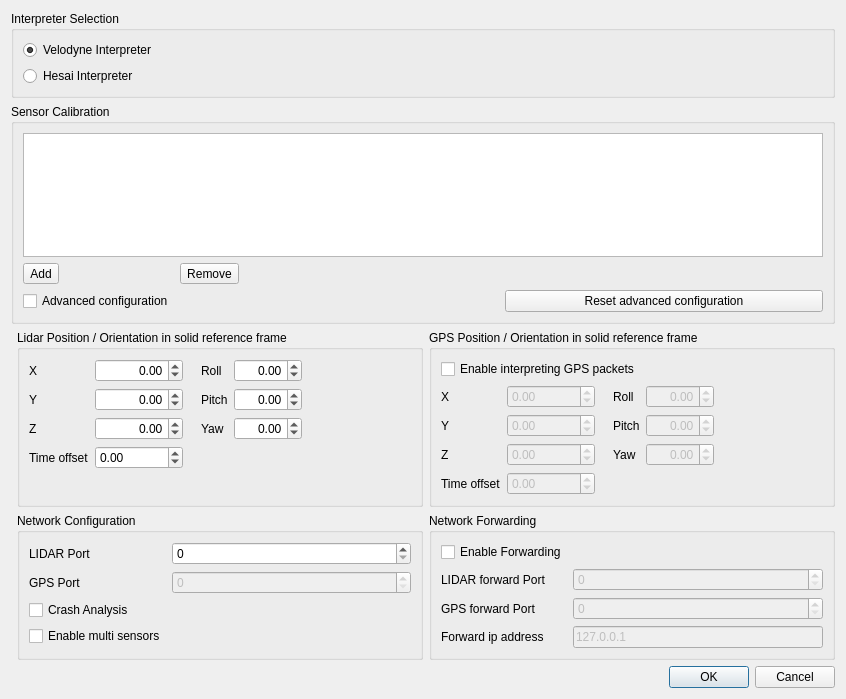
First picture: the form in Application/Ui/Widgets/vvCalibrationDialog.ui, repository Kitware/LidarView, before the edit.
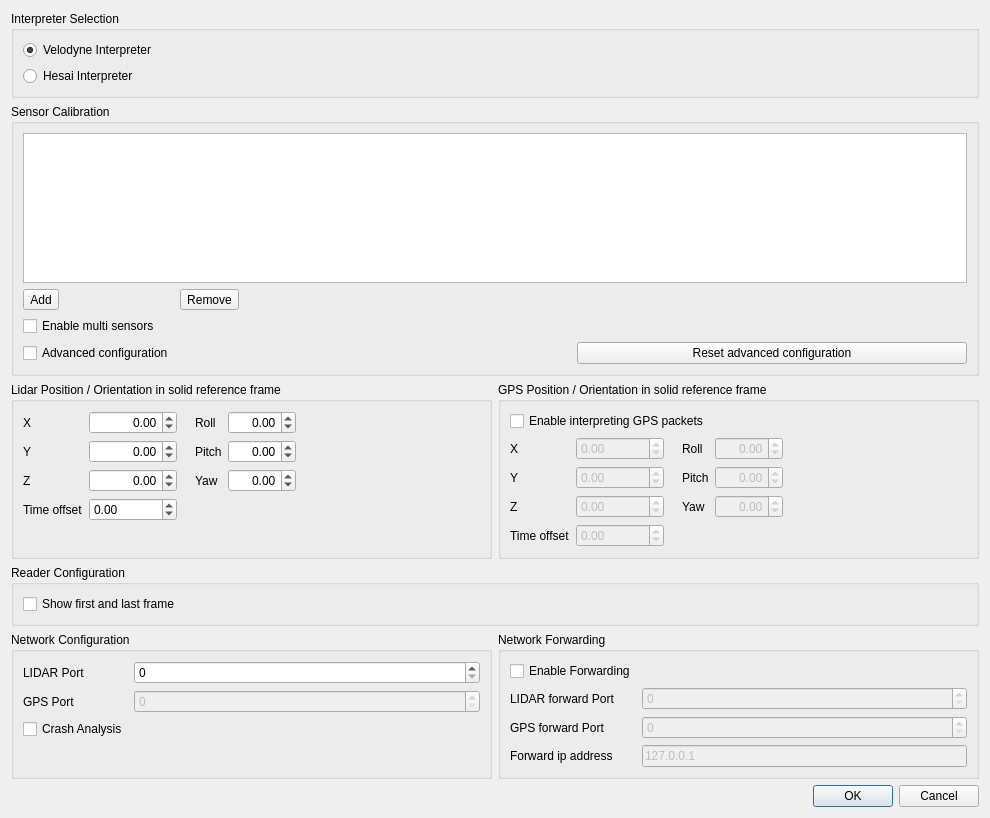
Second picture: the form after the edit. Icons and pictures are not drawn.

Commit message: [feat] Add show first and last frame option to calib dialog

The edit to the form file:
```diff
--- a/Application/Ui/Widgets/vvCalibrationDialog.ui
+++ b/Application/Ui/Widgets/vvCalibrationDialog.ui
@@ -6,15 +6,105 @@
    <rect>
     <x>0</x>
     <y>0</y>
-    <width>846</width>
-    <height>699</height>
+    <width>990</width>
+    <height>818</height>
    </rect>
   </property>
   <property name="windowTitle">
    <string>Sensor Configuration</string>
   </property>
-  <layout class="QGridLayout" name="gridLayout_2" columnstretch="0,0,0">
-   <item row="2" column="1">
+  <layout class="QGridLayout" name="gridLayout_2">
+   <item row="1" column="0" colspan="2">
+    <widget class="QGroupBox" name="CalibrationGroup">
+     <property name="title">
+      <string>Sensor Calibration</string>
+     </property>
+     <layout class="QGridLayout" name="gridLayout">
+      <item row="1" column="2">
+       <spacer name="horizontalSpacer">
+        <property name="orientation">
+         <enum>Qt::Horizontal</enum>
+        </property>
+        <property name="sizeHint" stdset="0">
+         <size>
+          <width>224</width>
+          <height>20</height>
+         </size>
+        </property>
+       </spacer>
+      </item>
+      <item row="1" column="0">
+       <widget class="QToolButton" name="AddButton">
+        <property name="text">
+         <string>Add</string>
+        </property>
+        <property name="icon">
+         <iconset theme="list-add">
+          <normaloff>.</normaloff>.</iconset>
+        </property>
+        <property name="toolButtonStyle">
+         <enum>Qt::ToolButtonTextBesideIcon</enum>
+        </property>
+       </widget>
+      </item>
+      <item row="0" column="0" colspan="3">
+       <widget class="QListWidget" name="ListWidget"/>
+      </item>
+      <item row="3" column="2">
+       <widget class="QPushButton" name="ClearSettingsPushButton">
+        <property name="toolTip">
+         <string>Reset the advanced configuration by default</string>
+        </property>
+        <property name="text">
+         <string>Reset advanced configuration</string>
+        </property>
+       </widget>
+      </item>
+      <item row="3" column="0">
+       <widget class="QCheckBox" name="AdvancedConfiguration">
+        <property name="text">
+         <string>Advanced configuration</string>
+        </property>
+       </widget>
+      </item>
+      <item row="1" column="1">
+       <widget class="QToolButton" name="RemoveButton">
+        <property name="text">
+         <string>Remove</string>
+        </property>
+        <property name="icon">
+         <iconset theme="list-remove">
+          <normaloff>.</normaloff>.</iconset>
+        </property>
+        <property name="toolButtonStyle">
+         <enum>Qt::ToolButtonTextBesideIcon</enum>
+        </property>
+       </widget>
+      </item>
+      <item row="3" column="1">
+       <spacer name="horizontalSpacer_5">
+        <property name="orientation">
+         <enum>Qt::Horizontal</enum>
+        </property>
+        <property name="sizeHint" stdset="0">
+         <size>
+          <width>220</width>
+          <height>20</height>
+         </size>
+        </property>
+       </spacer>
+      </item>
+      <item row="2" column="0">
+       <widget class="QCheckBox" name="EnableMultiSensors">
+        <property name="text">
+         <string>Enable multi sensors</string>
+        </property>
+       </widget>
+      </item>
+     </layout>
+    </widget>
+   </item>
+   <item row="2" column="0">
     <widget class="QGroupBox" name="LidarPositionOrientationGroup">
      <property name="title">
       <string>Lidar Position / Orientation in solid reference frame</string>
@@ -200,233 +290,7 @@
      </layout>
     </widget>
    </item>
-   <item row="1" column="0" colspan="3">
-    <widget class="QGroupBox" name="CalibrationGroup">
-     <property name="title">
-      <string>Sensor Calibration</string>
-     </property>
-     <layout class="QGridLayout" name="gridLayout">
-      <item row="1" column="1">
-       <widget class="QToolButton" name="RemoveButton">
-        <property name="text">
-         <string>Remove</string>
-        </property>
-        <property name="icon">
-         <iconset theme="list-remove">
-          <normaloff>.</normaloff>.</iconset>
-        </property>
-        <property name="toolButtonStyle">
-         <enum>Qt::ToolButtonTextBesideIcon</enum>
-        </property>
-       </widget>
-      </item>
-      <item row="1" column="2">
-       <spacer name="horizontalSpacer">
-        <property name="orientation">
-         <enum>Qt::Horizontal</enum>
-        </property>
-        <property name="sizeHint" stdset="0">
-         <size>
-          <width>224</width>
-          <height>20</height>
-         </size>
-        </property>
-       </spacer>
-      </item>
-      <item row="0" column="0" colspan="3">
-       <widget class="QListWidget" name="ListWidget"/>
-      </item>
-      <item row="1" column="0">
-       <widget class="QToolButton" name="AddButton">
-        <property name="text">
-         <string>Add</string>
-        </property>
-        <property name="icon">
-         <iconset theme="list-add">
-          <normaloff>.</normaloff>.</iconset>
-        </property>
-        <property name="toolButtonStyle">
-         <enum>Qt::ToolButtonTextBesideIcon</enum>
-        </property>
-       </widget>
-      </item>
-      <item row="2" column="0">
-       <widget class="QCheckBox" name="AdvancedConfiguration">
-        <property name="text">
-         <string>Advanced configuration</string>
-        </property>
-       </widget>
-      </item>
-      <item row="2" column="2">
-       <widget class="QPushButton" name="ClearSettingsPushButton">
-        <property name="toolTip">
-         <string>Reset the advanced configuration by default</string>
-        </property>
-        <property name="text">
-         <string>Reset advanced configuration</string>
-        </property>
-       </widget>
-      </item>
-      <item row="2" column="1">
-       <spacer name="horizontalSpacer_5">
-        <property name="orientation">
-         <enum>Qt::Horizontal</enum>
-        </property>
-        <property name="sizeHint" stdset="0">
-         <size>
-          <width>220</width>
-          <height>20</height>
-         </size>
-        </property>
-       </spacer>
-      </item>
-     </layout>
-    </widget>
-   </item>
-   <item row="6" column="0" colspan="3">
-    <widget class="QDialogButtonBox" name="ButtonBox">
-     <property name="orientation">
-      <enum>Qt::Horizontal</enum>
-     </property>
-     <property name="standardButtons">
-      <set>QDialogButtonBox::Cancel|QDialogButtonBox::Ok</set>
-     </property>
-    </widget>
-   </item>
-   <item row="4" column="2">
-    <widget class="QGroupBox" name="NetworkForwardingGroup">
-     <property name="title">
-      <string>Network Forwarding</string>
-     </property>
-     <layout class="QFormLayout">
-      <property name="fieldGrowthPolicy">
-       <enum>QFormLayout::AllNonFixedFieldsGrow</enum>
-      </property>
-      <item row="2" column="0">
-       <widget class="QLabel" name="GPSForwardingPortLabel">
-        <property name="text">
-         <string>GPS forward Port</string>
-        </property>
-       </widget>
-      </item>
-      <item row="2" column="1">
-       <widget class="QSpinBox" name="GPSForwardingPortSpinBox">
-        <property name="enabled">
-         <bool>false</bool>
-        </property>
-        <property name="maximum">
-         <number>65535</number>
-        </property>
-       </widget>
-      </item>
-      <item row="1" column="1">
-       <widget class="QSpinBox" name="LidarForwardingPortSpinBox">
-        <property name="enabled">
-         <bool>false</bool>
-        </property>
-        <property name="maximum">
-         <number>65535</number>
-        </property>
-       </widget>
-      </item>
-      <item row="1" column="0">
-       <widget class="QLabel" name="LidarForwardingPortLabel">
-        <property name="text">
-         <string>LIDAR forward Port</string>
-        </property>
-       </widget>
-      </item>
-      <item row="0" column="0">
-       <widget class="QCheckBox" name="EnableForwardingCheckBox">
-        <property name="text">
-         <string>Enable Forwarding</string>
-        </property>
-       </widget>
-      </item>
-      <item row="3" column="0">
-       <widget class="QLabel" name="label">
-        <property name="text">
-         <string>Forward ip address</string>
-        </property>
-       </widget>
-      </item>
-      <item row="3" column="1">
-       <widget class="QLineEdit" name="ipAddresslineEdit">
-        <property name="enabled">
-         <bool>false</bool>
-        </property>
-        <property name="text">
-         <string>127.0.0.1</string>
-        </property>
-        <property name="maxLength">
-         <number>15</number>
-        </property>
-       </widget>
-      </item>
-     </layout>
-    </widget>
-   </item>
-   <item row="4" column="1">
-    <widget class="QGroupBox" name="NetworkGroup">
-     <property name="title">
-      <string>Network Configuration</string>
-     </property>
-     <layout class="QFormLayout">
-      <property name="fieldGrowthPolicy">
-       <enum>QFormLayout::AllNonFixedFieldsGrow</enum>
-      </property>
-      <item row="0" column="0">
-       <widget class="QLabel" name="LidarPortLabel">
-        <property name="text">
-         <string>LIDAR Port</string>
-        </property>
-       </widget>
-      </item>
-      <item row="0" column="1">
-       <widget class="QSpinBox" name="LidarPortSpinBox">
-        <property name="maximum">
-         <number>65535</number>
-        </property>
-       </widget>
-      </item>
-      <item row="1" column="0">
-       <widget class="QLabel" name="GPSPortLabel_2">
-        <property name="text">
-         <string>GPS Port</string>
-        </property>
-       </widget>
-      </item>
-      <item row="1" column="1">
-       <widget class="QSpinBox" name="GPSPortSpinBox">
-        <property name="enabled">
-         <bool>false</bool>
-        </property>
-        <property name="maximum">
-         <number>65535</number>
-        </property>
-       </widget>
-      </item>
-      <item row="2" column="0">
-       <widget class="QCheckBox" name="CrashAnalysisCheckBox">
-        <property name="enabled">
-         <bool>true</bool>
-        </property>
-        <property name="text">
-         <string>Crash Analysis</string>
-        </property>
-       </widget>
-      </item>
-      <item row="3" column="0">
-       <widget class="QCheckBox" name="EnableMultiSensors">
-        <property name="text">
-         <string>Enable multi sensors</string>
-        </property>
-       </widget>
-      </item>
-     </layout>
-    </widget>
-   </item>
-   <item row="2" column="2">
+   <item row="2" column="1">
     <widget class="QGroupBox" name="GPSPositionOrientationGroup">
      <property name="title">
       <string>GPS Position / Orientation in solid reference frame</string>
@@ -641,7 +505,168 @@
      </layout>
     </widget>
    </item>
-   <item row="0" column="0" colspan="3">
+   <item row="3" column="0" colspan="2">
+    <widget class="QGroupBox" name="ReaderGroup">
+     <property name="title">
+      <string>Reader Configuration</string>
+     </property>
+     <layout class="QFormLayout" name="_2">
+      <property name="fieldGrowthPolicy">
+       <enum>QFormLayout::AllNonFixedFieldsGrow</enum>
+      </property>
+      <item row="0" column="0">
+       <widget class="QCheckBox" name="ShowFirstAndLastFrame">
+        <property name="enabled">
+         <bool>true</bool>
+        </property>
+        <property name="toolTip">
+         <string>Show first and last frame which are usually incomplete.</string>
+        </property>
+        <property name="text">
+         <string>Show first and last frame</string>
+        </property>
+       </widget>
+      </item>
+     </layout>
+    </widget>
+   </item>
+   <item row="4" column="0">
+    <widget class="QGroupBox" name="NetworkGroup">
+     <property name="title">
+      <string>Network Configuration</string>
+     </property>
+     <layout class="QFormLayout">
+      <property name="fieldGrowthPolicy">
+       <enum>QFormLayout::AllNonFixedFieldsGrow</enum>
+      </property>
+      <item row="0" column="0">
+       <widget class="QLabel" name="LidarPortLabel">
+        <property name="text">
+         <string>LIDAR Port</string>
+        </property>
+       </widget>
+      </item>
+      <item row="0" column="1">
+       <widget class="QSpinBox" name="LidarPortSpinBox">
+        <property name="maximum">
+         <number>65535</number>
+        </property>
+       </widget>
+      </item>
+      <item row="1" column="0">
+       <widget class="QLabel" name="GPSPortLabel">
+        <property name="text">
+         <string>GPS Port</string>
+        </property>
+       </widget>
+      </item>
+      <item row="1" column="1">
+       <widget class="QSpinBox" name="GPSPortSpinBox">
+        <property name="enabled">
+         <bool>false</bool>
+        </property>
+        <property name="maximum">
+         <number>65535</number>
+        </property>
+       </widget>
+      </item>
+      <item row="2" column="0">
+       <widget class="QCheckBox" name="CrashAnalysisCheckBox">
+        <property name="enabled">
+         <bool>true</bool>
+        </property>
+        <property name="text">
+         <string>Crash Analysis</string>
+        </property>
+       </widget>
+      </item>
+     </layout>
+    </widget>
+   </item>
+   <item row="4" column="1">
+    <widget class="QGroupBox" name="NetworkForwardingGroup">
+     <property name="title">
+      <string>Network Forwarding</string>
+     </property>
+     <layout class="QFormLayout">
+      <property name="fieldGrowthPolicy">
+       <enum>QFormLayout::AllNonFixedFieldsGrow</enum>
+      </property>
+      <item row="2" column="0">
+       <widget class="QLabel" name="GPSForwardingPortLabel">
+        <property name="text">
+         <string>GPS forward Port</string>
+        </property>
+       </widget>
+      </item>
+      <item row="2" column="1">
+       <widget class="QSpinBox" name="GPSForwardingPortSpinBox">
+        <property name="enabled">
+         <bool>false</bool>
+        </property>
+        <property name="maximum">
+         <number>65535</number>
+        </property>
+       </widget>
+      </item>
+      <item row="1" column="1">
+       <widget class="QSpinBox" name="LidarForwardingPortSpinBox">
+        <property name="enabled">
+         <bool>false</bool>
+        </property>
+        <property name="maximum">
+         <number>65535</number>
+        </property>
+       </widget>
+      </item>
+      <item row="1" column="0">
+       <widget class="QLabel" name="LidarForwardingPortLabel">
+        <property name="text">
+         <string>LIDAR forward Port</string>
+        </property>
+       </widget>
+      </item>
+      <item row="0" column="0">
+       <widget class="QCheckBox" name="EnableForwardingCheckBox">
+        <property name="text">
+         <string>Enable Forwarding</string>
+        </property>
+       </widget>
+      </item>
+      <item row="3" column="0">
+       <widget class="QLabel" name="label">
+        <property name="text">
+         <string>Forward ip address</string>
+        </property>
+       </widget>
+      </item>
+      <item row="3" column="1">
+       <widget class="QLineEdit" name="ipAddresslineEdit">
+        <property name="enabled">
+         <bool>false</bool>
+        </property>
+        <property name="text">
+         <string>127.0.0.1</string>
+        </property>
+        <property name="maxLength">
+         <number>15</number>
+        </property>
+       </widget>
+      </item>
+     </layout>
+    </widget>
+   </item>
+   <item row="5" column="1">
+    <widget class="QDialogButtonBox" name="ButtonBox">
+     <property name="orientation">
+      <enum>Qt::Horizontal</enum>
+     </property>
+     <property name="standardButtons">
+      <set>QDialogButtonBox::Cancel|QDialogButtonBox::Ok</set>
+     </property>
+    </widget>
+   </item>
+   <item row="0" column="0" colspan="2">
     <widget class="QGroupBox" name="InterpreterBox">
      <property name="title">
       <string>Interpreter Selection</string>
```
Left out of the diff: 40 changed lines with no effect on the pictures. The commit also changes 6 other files.
